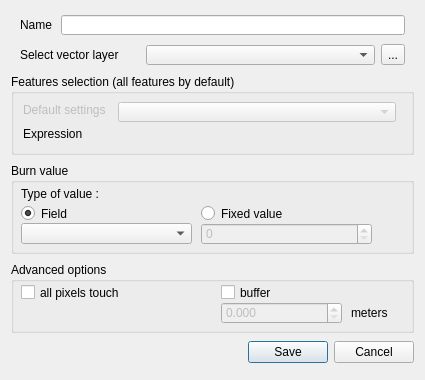
First picture: the form in ui/vector_data_dialog.ui, repository MathieuChailloux/MitiConnect, before the edit.
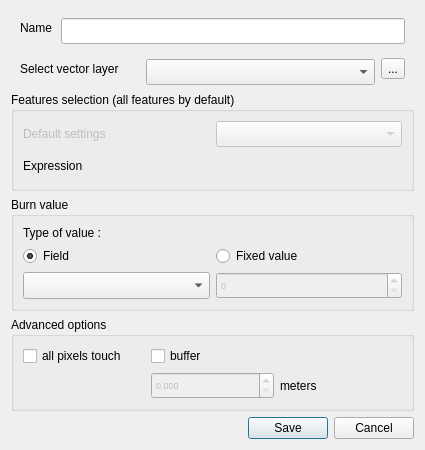
Second picture: the form after the edit. Custom widgets are drawn as their Qt base class.

Commit message: Updates on data dialogs. TODO : update connectors

```diff
--- a/ui/vector_data_dialog.ui
+++ b/ui/vector_data_dialog.ui
@@ -7,13 +7,13 @@
     <x>0</x>
     <y>0</y>
     <width>425</width>
-    <height>380</height>
+    <height>450</height>
    </rect>
   </property>
   <property name="minimumSize">
    <size>
     <width>0</width>
-    <height>380</height>
+    <height>450</height>
    </size>
   </property>
   <property name="maximumSize">
@@ -25,16 +25,19 @@
   <property name="windowTitle">
    <string>Import vector data</string>
   </property>
-  <layout class="QVBoxLayout" name="verticalLayout">
-   <property name="spacing">
-    <number>5</number>
-   </property>
-   <item>
+  <layout class="QGridLayout" name="gridLayout_4">
+   <item row="0" column="0">
     <widget class="QFrame" name="frame_2">
+     <property name="minimumSize">
+      <size>
+       <width>0</width>
+       <height>31</height>
+      </size>
+     </property>
      <property name="maximumSize">
       <size>
        <width>16777215</width>
-       <height>22</height>
+       <height>16777215</height>
       </size>
      </property>
      <property name="frameShape">
@@ -74,7 +77,7 @@
         <property name="minimumSize">
          <size>
           <width>0</width>
-          <height>20</height>
+          <height>26</height>
          </size>
         </property>
         <property name="maximumSize">
@@ -88,12 +91,18 @@
      </layout>
     </widget>
    </item>
-   <item>
+   <item row="1" column="0">
     <widget class="QFrame" name="frame">
+     <property name="minimumSize">
+      <size>
+       <width>0</width>
+       <height>31</height>
+      </size>
+     </property>
      <property name="maximumSize">
       <size>
        <width>16777215</width>
-       <height>22</height>
+       <height>16777215</height>
       </size>
      </property>
      <property name="frameShape">
@@ -133,7 +142,7 @@
         <property name="minimumSize">
          <size>
           <width>0</width>
-          <height>20</height>
+          <height>26</height>
          </size>
         </property>
         <property name="maximumSize">
@@ -154,79 +163,38 @@
      </layout>
     </widget>
    </item>
-   <item>
+   <item row="2" column="0">
     <widget class="QGroupBox" name="valueGroupBox_3">
      <property name="enabled">
       <bool>true</bool>
      </property>
+     <property name="sizePolicy">
+      <sizepolicy hsizetype="Preferred" vsizetype="Fixed">
+       <horstretch>0</horstretch>
+       <verstretch>0</verstretch>
+      </sizepolicy>
+     </property>
      <property name="minimumSize">
       <size>
        <width>0</width>
-       <height>81</height>
+       <height>93</height>
       </size>
      </property>
      <property name="maximumSize">
       <size>
        <width>16777215</width>
-       <height>81</height>
+       <height>16777215</height>
       </size>
      </property>
      <property name="title">
       <string>Features selection (all features by default)</string>
      </property>
-     <widget class="QgsFieldExpressionWidget" name="vectorSelectionExpression">
-      <property name="enabled">
-       <bool>true</bool>
-      </property>
-      <property name="geometry">
-       <rect>
-        <x>107</x>
-        <y>52</y>
-        <width>278</width>
-        <height>20</height>
-       </rect>
-      </property>
-      <property name="maximumSize">
-       <size>
-        <width>16777215</width>
-        <height>20</height>
-       </size>
-      </property>
-     </widget>
-     <widget class="QLabel" name="typeLabel_3">
-      <property name="enabled">
-       <bool>true</bool>
-      </property>
-      <property name="geometry">
-       <rect>
-        <x>12</x>
-        <y>52</y>
-        <width>61</width>
-        <height>16</height>
-       </rect>
-      </property>
-      <property name="maximumSize">
-       <size>
-        <width>16777215</width>
-        <height>20</height>
-       </size>
-      </property>
-      <property name="text">
-       <string>Expression</string>
-      </property>
-     </widget>
+     <layout class="QGridLayout" name="gridLayout_3">
+      <item row="0" column="0">
      <widget class="QLabel" name="typeLabel_4">
       <property name="enabled">
        <bool>false</bool>
       </property>
-      <property name="geometry">
-       <rect>
-        <x>12</x>
-        <y>28</y>
-        <width>88</width>
-        <height>16</height>
-       </rect>
-      </property>
       <property name="maximumSize">
        <size>
         <width>16777215</width>
@@ -237,71 +205,102 @@
        <string>Default settings</string>
       </property>
      </widget>
+      </item>
+      <item row="0" column="1">
      <widget class="QComboBox" name="vectorDefaultSetting">
       <property name="enabled">
        <bool>false</bool>
       </property>
-      <property name="geometry">
-       <rect>
-        <x>107</x>
-        <y>28</y>
-        <width>278</width>
+        <property name="minimumSize">
+         <size>
+          <width>0</width>
+          <height>26</height>
+         </size>
+        </property>
+       </widget>
+      </item>
+      <item row="1" column="0">
+       <widget class="QLabel" name="typeLabel_3">
+        <property name="enabled">
+         <bool>true</bool>
+        </property>
+        <property name="maximumSize">
+         <size>
+          <width>16777215</width>
         <height>20</height>
-       </rect>
-      </property>
+         </size>
+        </property>
+        <property name="text">
+         <string>Expression</string>
+        </property>
+       </widget>
+      </item>
+      <item row="1" column="1">
+       <widget class="QgsFieldExpressionWidget" name="vectorSelectionExpression">
+        <property name="enabled">
+         <bool>true</bool>
+        </property>
       <property name="minimumSize">
        <size>
         <width>0</width>
+          <height>26</height>
+         </size>
+        </property>
+        <property name="maximumSize">
+         <size>
+          <width>16777215</width>
         <height>20</height>
        </size>
       </property>
      </widget>
+      </item>
+     </layout>
     </widget>
    </item>
-   <item>
+   <item row="3" column="0">
     <widget class="QGroupBox" name="valueGroupBox_2">
      <property name="enabled">
       <bool>true</bool>
      </property>
+     <property name="sizePolicy">
+      <sizepolicy hsizetype="Preferred" vsizetype="Preferred">
+       <horstretch>0</horstretch>
+       <verstretch>0</verstretch>
+      </sizepolicy>
+     </property>
      <property name="minimumSize">
       <size>
        <width>0</width>
-       <height>91</height>
+       <height>110</height>
       </size>
      </property>
      <property name="maximumSize">
       <size>
        <width>16777215</width>
-       <height>91</height>
+       <height>16777215</height>
       </size>
      </property>
      <property name="title">
       <string>Burn value</string>
      </property>
+     <layout class="QGridLayout" name="gridLayout">
+      <item row="0" column="0">
      <widget class="QLabel" name="typeLabel_2">
-      <property name="geometry">
-       <rect>
-        <x>10</x>
-        <y>20</y>
-        <width>171</width>
-        <height>21</height>
-       </rect>
-      </property>
       <property name="text">
        <string>Type of value :</string>
       </property>
      </widget>
+      </item>
+      <item row="1" column="0">
      <widget class="QRadioButton" name="vectorFieldMode">
       <property name="enabled">
        <bool>true</bool>
       </property>
-      <property name="geometry">
-       <rect>
-        <x>10</x>
-        <y>40</y>
-        <width>171</width>
-        <height>21</height>
-       </rect>
+        <property name="minimumSize">
+         <size>
+          <width>0</width>
+          <height>20</height>
+         </size>
       </property>
       <property name="text">
        <string>Field</string>
@@ -310,33 +309,33 @@
        <bool>true</bool>
       </property>
      </widget>
+      </item>
+      <item row="1" column="1">
      <widget class="QRadioButton" name="vectorFixedMode">
       <property name="enabled">
        <bool>true</bool>
       </property>
-      <property name="geometry">
-       <rect>
-        <x>190</x>
-        <y>40</y>
-        <width>181</width>
-        <height>21</height>
-       </rect>
+        <property name="minimumSize">
+         <size>
+          <width>0</width>
+          <height>20</height>
+         </size>
       </property>
       <property name="text">
        <string>Fixed value</string>
       </property>
      </widget>
+      </item>
+      <item row="2" column="0">
      <widget class="QgsFieldComboBox" name="vectorFieldCombo">
       <property name="enabled">
        <bool>true</bool>
       </property>
-      <property name="geometry">
-       <rect>
-        <x>10</x>
-        <y>60</y>
-        <width>171</width>
-        <height>21</height>
-       </rect>
+        <property name="minimumSize">
+         <size>
+          <width>0</width>
+          <height>27</height>
+         </size>
       </property>
       <property name="currentIndex">
        <number>-1</number>
@@ -345,105 +344,125 @@
        <number>10</number>
       </property>
      </widget>
+      </item>
+      <item row="2" column="1">
      <widget class="QgsDoubleSpinBox" name="vectorFixedValue">
       <property name="enabled">
        <bool>false</bool>
       </property>
-      <property name="geometry">
-       <rect>
-        <x>190</x>
-        <y>60</y>
-        <width>171</width>
-        <height>22</height>
-       </rect>
+        <property name="sizePolicy">
+         <sizepolicy hsizetype="Preferred" vsizetype="Preferred">
+          <horstretch>0</horstretch>
+          <verstretch>0</verstretch>
+         </sizepolicy>
+        </property>
+        <property name="minimumSize">
+         <size>
+          <width>87</width>
+          <height>27</height>
+         </size>
+        </property>
+        <property name="font">
+         <font>
+          <pointsize>7</pointsize>
+         </font>
       </property>
       <property name="decimals">
        <number>0</number>
       </property>
      </widget>
+      </item>
+     </layout>
     </widget>
    </item>
-   <item>
+   <item row="4" column="0">
     <widget class="QGroupBox" name="optionsGroupBox">
      <property name="enabled">
       <bool>true</bool>
      </property>
+     <property name="sizePolicy">
+      <sizepolicy hsizetype="Preferred" vsizetype="Preferred">
+       <horstretch>0</horstretch>
+       <verstretch>0</verstretch>
+      </sizepolicy>
+     </property>
      <property name="minimumSize">
       <size>
        <width>0</width>
-       <height>71</height>
+       <height>85</height>
       </size>
      </property>
      <property name="maximumSize">
       <size>
        <width>16777215</width>
-       <height>71</height>
+       <height>16777215</height>
       </size>
      </property>
      <property name="title">
       <string>Advanced options</string>
      </property>
-     <widget class="QCheckBox" name="vectorAllTouch">
-      <property name="enabled">
-       <bool>true</bool>
-      </property>
-      <property name="geometry">
-       <rect>
-        <x>10</x>
-        <y>20</y>
-        <width>171</width>
-        <height>21</height>
-       </rect>
-      </property>
-      <property name="text">
-       <string>all pixels touch</string>
-      </property>
-     </widget>
-     <widget class="QCheckBox" name="vectorBufferMode">
-      <property name="geometry">
-       <rect>
-        <x>210</x>
-        <y>20</y>
-        <width>161</width>
-        <height>21</height>
-       </rect>
-      </property>
-      <property name="text">
-       <string>buffer</string>
-      </property>
-     </widget>
+     <layout class="QGridLayout" name="gridLayout_2">
+      <item row="1" column="2">
      <widget class="QLabel" name="bufferLabel">
-      <property name="geometry">
-       <rect>
-        <x>340</x>
-        <y>40</y>
-        <width>41</width>
-        <height>21</height>
-       </rect>
-      </property>
       <property name="text">
        <string>meters</string>
       </property>
      </widget>
+      </item>
+      <item row="1" column="1">
      <widget class="QgsDoubleSpinBox" name="vectorBufferValue">
       <property name="enabled">
        <bool>false</bool>
       </property>
-      <property name="geometry">
-       <rect>
-        <x>210</x>
-        <y>40</y>
-        <width>121</width>
-        <height>22</height>
-       </rect>
+        <property name="sizePolicy">
+         <sizepolicy hsizetype="Minimum" vsizetype="Preferred">
+          <horstretch>0</horstretch>
+          <verstretch>0</verstretch>
+         </sizepolicy>
+        </property>
+        <property name="minimumSize">
+         <size>
+          <width>87</width>
+          <height>27</height>
+         </size>
+        </property>
+        <property name="maximumSize">
+         <size>
+          <width>16777215</width>
+          <height>30</height>
+         </size>
+        </property>
+        <property name="font">
+         <font>
+          <pointsize>7</pointsize>
+         </font>
       </property>
       <property name="decimals">
        <number>3</number>
       </property>
      </widget>
-    </widget>
-   </item>
-   <item>
+      </item>
+      <item row="0" column="0">
+       <widget class="QCheckBox" name="vectorAllTouch">
+        <property name="enabled">
+         <bool>true</bool>
+        </property>
+        <property name="text">
+         <string>all pixels touch</string>
+        </property>
+       </widget>
+      </item>
+      <item row="0" column="1" colspan="2">
+       <widget class="QCheckBox" name="vectorBufferMode">
+        <property name="text">
+         <string>buffer</string>
+        </property>
+       </widget>
+      </item>
+     </layout>
+    </widget>
+   </item>
+   <item row="5" column="0">
     <widget class="QDialogButtonBox" name="vectorButtons">
      <property name="orientation">
       <enum>Qt::Horizontal</enum>
```
Lines whose indentation alone changed are shown as unchanged. The commit also changes 5 other files.
